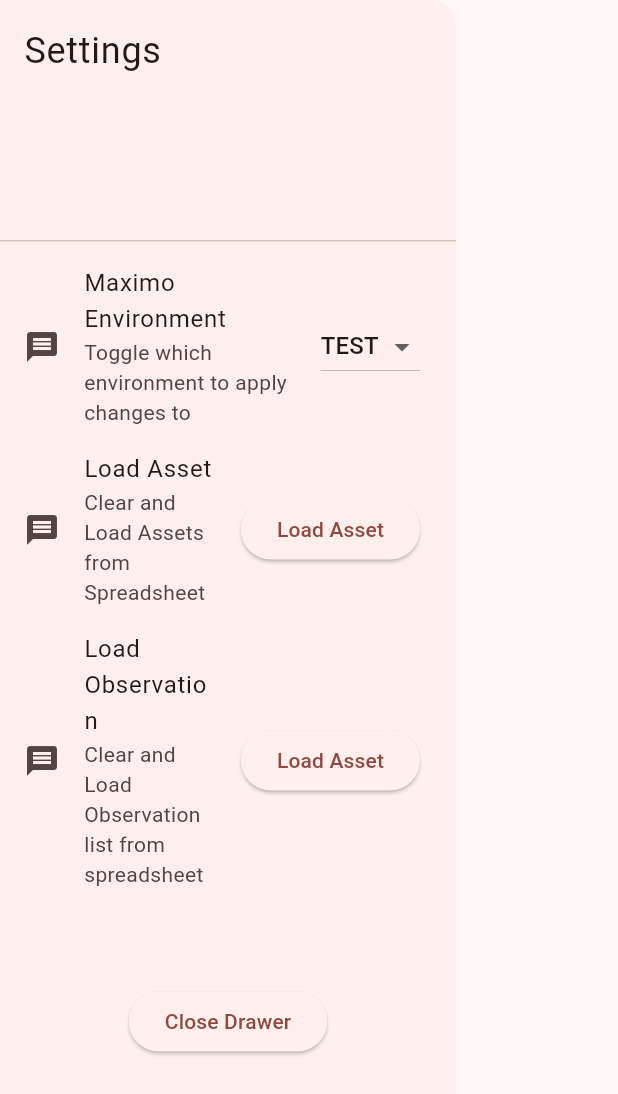
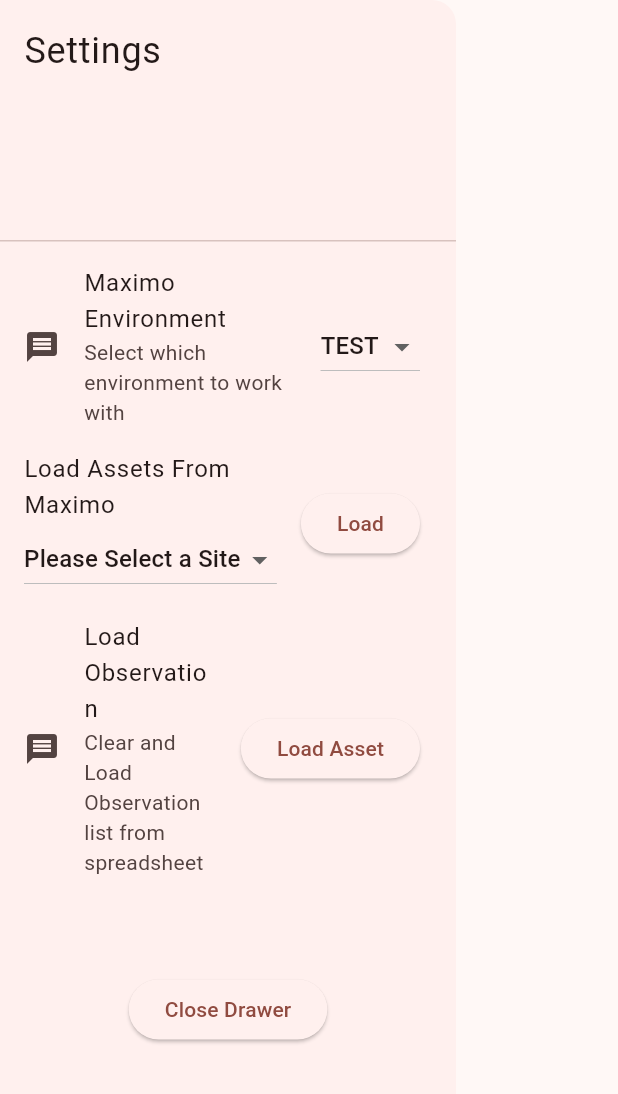
Before and after one commit to jonathanmajh/iko_reliability, a Flutter app: the EndDrawer widget shown alone on an empty page, opened directly, on a phone screen of 412 x 824 dp. Shown: the top 1094 px of the screen. Run offline on Flutter 3.47's test engine with Material 2 defaults, Android fonts, the phone set to English and light mode, and no system bars; our stand-ins replace auto_route, csv, drift, dropdown_search, file_picker, hive and 1 more; missing offline and left inert: flutter_simple_treeview, spreadsheet_decoder; accounts and stored records are empty; generated files the repository leaves out were written again; network calls fail.

Commit message:
load assets from maximo

```diff
--- a/lib/admin/consts.dart
+++ b/lib/admin/consts.dart
@@ -67,6 +67,31 @@ final siteIDAndOrgID = {
   'PBM': 'IKO-EU',
   'RAM': 'IKO-UK',
   'KLU': 'IKO-EU',
+};
+
+final siteIDAndDescription = {
+  'AA': 'AA: IKO Brampton',
+  'ANT': 'ANT: Antwerp',
+  'BA': 'BA: Calgary',
+  'BL': 'BL: Hagerstown',
+  'CA': 'CA: Kankakee',
+  'CAM': 'CAM: Appley Bridge',
+  'COM': 'COM: Combronde',
+  'GC': 'GC: Sumas',
+  'GE': 'GE: Ashcroft',
+  'GH': 'GH: Hawkesbury',
+  'GI': 'GI: Madoc',
+  'GJ': 'GJ: CRC Toronto',
+  'GK': 'GK: IG Brampton',
+  'GM': 'GM:IG High River',
+  'GP': 'GP:CRC Brampton',
+  'GR': 'GR: BramCal',
+  'GS': 'GS: Sylacauga',
+  'GV': 'GV: Hillsboro',
+  'GX': 'GX: MaxiMix',
+  'PBM': 'PBM: Senica',
+  'RAM': 'RAM: Alconbury',
+  'KLU': 'KLU: Klundert',
 };
 
 const tableHeaders = {
--- a/lib/admin/db_drift.dart
+++ b/lib/admin/db_drift.dart
@@ -137,7 +137,6 @@ LazyDatabase _openConnection() {
 String generateHierarchy(
     String assetnum, Map<String, Map<String, String?>> assets) {
   if (assets[assetnum]?['parent'] == null) {
-    print('generated hierarchy for $assetnum');
     return assetnum;
   }
   return '${generateHierarchy(assets[assetnum]!['parent']!, assets)},$assetnum';
--- a/lib/admin/end_drawer.dart
+++ b/lib/admin/end_drawer.dart
@@ -3,11 +3,19 @@ import 'package:provider/provider.dart';
 
 import '../main.dart';
 import 'asset_storage.dart';
+import 'consts.dart';
 import 'maximo_jp_pm.dart';
 import 'observation_list_storage.dart';
 
-class EndDrawer extends StatelessWidget {
+class EndDrawer extends StatefulWidget {
   const EndDrawer({Key? key}) : super(key: key);
+
+  @override
+  State<EndDrawer> createState() => _EndDrawerState();
+}
+
+class _EndDrawerState extends State<EndDrawer> {
+  String siteid = '';
 
   @override
   Widget build(BuildContext context) {
@@ -22,14 +30,13 @@ class EndDrawer extends StatelessWidget {
           ListTile(
               leading: const Icon(Icons.message),
               title: const Text('Maximo Environment'),
-              subtitle:
-                  const Text('Toggle which environment to apply changes to'),
+              subtitle: const Text('Select which environment to work with'),
               trailing: Consumer<MaximoServerNotifier>(
                   builder: (context, value, child) {
                 return DropdownButton(
                   value: value.maximoServerSelected,
                   onChanged: (String? newValue) {
-                    context.read<MaximoServerNotifier>().setServer(newValue!);
+                    value.setServer(newValue!);
                   },
                   items: maximoServerDomains.keys
                       .map<DropdownMenuItem<String>>((String value) {
@@ -40,13 +47,31 @@ class EndDrawer extends StatelessWidget {
                   }).toList(),
                 );
               })),
-          const ListTile(
-              leading: Icon(Icons.message),
-              title: Text('Load Asset'),
-              subtitle: Text('Clear and Load Assets from Spreadsheet'),
+          ListTile(
+              title: const Text('Load Assets From Maximo'),
+              subtitle: DropdownButton(
+                onChanged: (String? newValue) {
+                  setState(() {
+                    siteid = newValue ?? '';
+                  });
+                },
+                value: siteid,
+                items: [
+                  '',
+                  'All',
+                  ...siteIDAndDescription.keys,
+                ].map<DropdownMenuItem<String>>((String value) {
+                  return DropdownMenuItem<String>(
+                    value: value,
+                    child: Text(siteIDAndDescription[value] ??
+                        (value == '' ? 'Please Select a Site' : 'All Sites')),
+                    // ?? value = '' ? 'Please Select a Site' : 'All Sites'
+                  );
+                }).toList(),
+              ),
               trailing: ElevatedButton(
-                onPressed: loadHierarchy,
-                child: Text('Load Asset'),
+                onPressed: () => maximoAssetCaller(siteid, context),
+                child: const Text('Load'),
               )),
           const ListTile(
               leading: Icon(Icons.message),
--- a/lib/admin/pm_details.dart
+++ b/lib/admin/pm_details.dart
@@ -1,5 +1,3 @@
-import 'dart:developer';
-
 import 'package:flutter/material.dart';
 import 'package:iko_reliability/admin/consts.dart';
 import 'package:provider/provider.dart';
--- a/lib/admin/upload_maximo.dart
+++ b/lib/admin/upload_maximo.dart
@@ -400,8 +400,8 @@ Future<Map<String, dynamic>> maximoRequest(String url, String type, String env,
     } catch (err) {
       return {'status': 'Failed to Connect'};
     }
-    print('get response');
-    print(response.body);
+    print('get response received');
+    // print(response.body);
     var parsed = jsonDecode(response.body);
     if (response.statusCode == 200) {
       if (parsed['rdfs:member'] != null) {
```
Also changed, not shown: lib/admin/asset_storage.dart (+66 -11 lines), lib/admin/pm_check.dart (+5 -3 lines).
